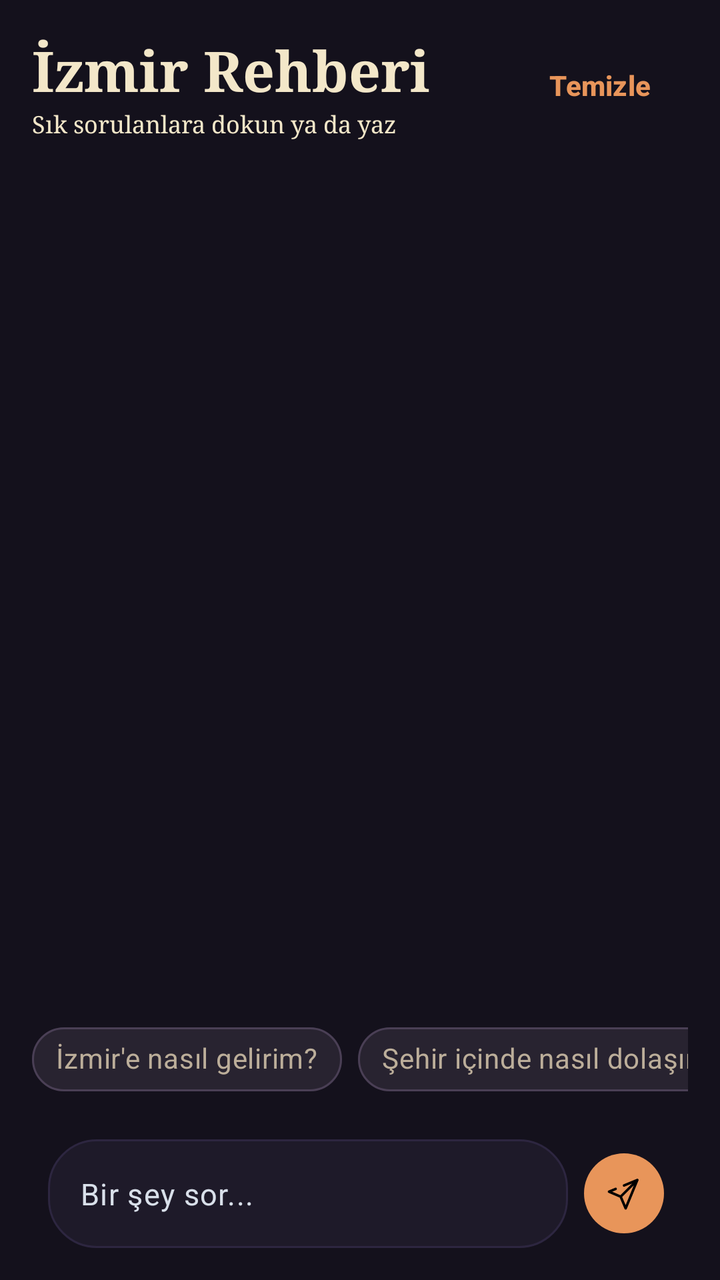
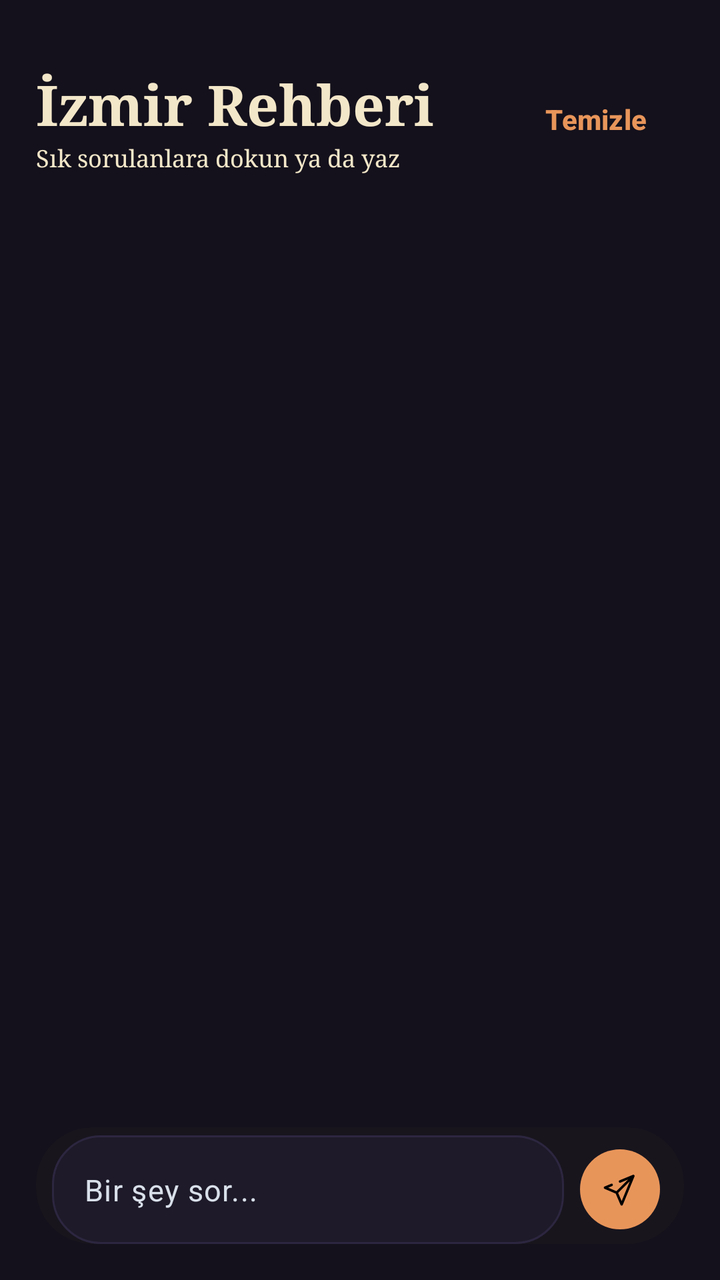

Two renders of the same Android screen: before a commit and after it. Below are the layout's source before the change and the commit's diff.
<!-- AndroidManifest.xml: application theme Theme.Arch_Izmir -->
<!-- res/layout/fragment_guide.xml -->
<?xml version="1.0" encoding="utf-8"?>
<LinearLayout xmlns:android="http://schemas.android.com/apk/res/android"
    xmlns:app="http://schemas.android.com/apk/res-auto"
    android:layout_width="match_parent"
    android:layout_height="match_parent"
    android:background="#14111C"
    android:orientation="vertical"
    android:padding="16dp">

    
    <LinearLayout
        android:layout_width="match_parent"
        android:layout_height="wrap_content"
        android:gravity="center_vertical"
        android:orientation="horizontal">

        <LinearLayout
            android:layout_width="0dp"
            android:layout_height="wrap_content"
            android:layout_weight="1"
            android:orientation="vertical">

            <TextView
                android:layout_width="wrap_content"
                android:layout_height="wrap_content"
                android:fontFamily="serif"
                android:text="@string/izmir_guide"
                android:textColor="#F3E7C9"
                android:textSize="28sp"
                android:textStyle="bold" />

            <TextView
                android:layout_width="wrap_content"
                android:layout_height="wrap_content"
                android:fontFamily="serif"
                android:text="@string/izmir_guide_subtitle"
                android:textColor="#F3E7C9"
                android:textSize="12sp" />
        </LinearLayout>

        <com.google.android.material.button.MaterialButton
            android:id="@+id/tvClear"
            style="@style/Widget.Material3.Button.TextButton"
            android:layout_width="wrap_content"
            android:layout_height="wrap_content"
            android:text="@string/clear"
            android:textColor="@color/gun_batimi_turuncu"
            android:textSize="14sp"
            android:textStyle="bold" />
    </LinearLayout>

    
    <androidx.recyclerview.widget.RecyclerView
        android:id="@+id/rvMessages"
        android:layout_width="match_parent"
        android:layout_height="0dp"
        android:layout_marginTop="12dp"
        android:layout_weight="1"
        android:clipToPadding="false"/>

    
    <HorizontalScrollView
        android:layout_width="match_parent"
        android:layout_height="wrap_content"
        android:layout_marginTop="8dp"
        android:scrollbars="none">

        <LinearLayout
            android:id="@+id/chipContainer"
            android:layout_width="wrap_content"
            android:layout_height="wrap_content"
            android:orientation="horizontal">

            <com.google.android.material.chip.Chip
                android:id="@+id/chipArrive"
                style="@style/CustomChipStyle"
                android:text="@string/how_do_get_izmir" />

            <com.google.android.material.chip.Chip
                android:id="@+id/chipTransport"
                style="@style/CustomChipStyle"
                android:text="@string/how_do_get_around" />

            <com.google.android.material.chip.Chip
                android:id="@+id/chipVisit"
                style="@style/CustomChipStyle"
                android:text="@string/places_to_visit" />

            <com.google.android.material.chip.Chip
                android:id="@+id/chipFood"
                style="@style/CustomChipStyle"
                android:text="@string/what_to_eat" />

            <com.google.android.material.chip.Chip
                android:id="@+id/chipKemeralti"
                style="@style/CustomChipStyle"
                android:text="@string/kemeraltı" />

            <com.google.android.material.chip.Chip
                android:id="@+id/chipKordon"
                style="@style/CustomChipStyle"
                android:text="@string/kordon" />
        </LinearLayout>
    </HorizontalScrollView>

    
    <com.google.android.material.card.MaterialCardView
        android:layout_width="match_parent"
        android:layout_height="wrap_content"
        android:layout_marginTop="12dp"
        app:cardBackgroundColor="@drawable/bg_bottom_nav"
        app:cardCornerRadius="28dp"
        app:cardElevation="0dp"
        app:strokeWidth="0dp">

        <LinearLayout
            android:layout_width="match_parent"
            android:layout_height="wrap_content"
            android:gravity="center_vertical"
            android:orientation="horizontal"
            android:paddingHorizontal="8dp"
            android:layout_marginTop="4dp">

            <com.google.android.material.textfield.TextInputLayout
                android:layout_width="0dp"
                android:layout_height="wrap_content"
                android:layout_weight="1"
                app:boxBackgroundMode="none"
                app:hintEnabled="false">

                <com.google.android.material.textfield.TextInputEditText
                    android:id="@+id/etMessage"
                    android:layout_width="match_parent"
                    android:layout_height="wrap_content"
                    android:background="@drawable/bg_message_input"
                    android:hint="@string/ask_something"
                    android:inputType="text|textCapSentences"
                    android:maxLines="5"
                    android:imeOptions="actionNext"
                    android:textColor="@color/antik"
                    android:textColorHint="@color/korfez_grisi"
                    android:textSize="15sp"
                    />
            </com.google.android.material.textfield.TextInputLayout>

            <com.google.android.material.button.MaterialButton
                android:id="@+id/btnSend"
                style="@style/Widget.Material3.Button.IconButton"
                android:layout_width="48dp"
                android:layout_height="48dp"
                android:layout_marginStart="4dp"
                app:backgroundTint="@color/gun_batimi_turuncu"
                app:icon="@drawable/ic_send"
                app:iconTint="@color/black"
                android:contentDescription="@string/ask_btn" />
        </LinearLayout>
    </com.google.android.material.card.MaterialCardView>

</LinearLayout>
<!-- resources referenced by this layout -->
<resources>
  <color name="antik">#B8AEA1</color>
  <color name="black">#FF000000</color>
  <color name="gun_batimi_turuncu">#E8955A</color>
  <color name="korfez_grisi">#D9E0EA</color>
  <!-- drawable bg_bottom_nav (drawable) -->
  <?xml version="1.0" encoding="utf-8"?>
  <shape xmlns:android="http://schemas.android.com/apk/res/android"
      android:shape="rectangle">
      <solid android:color="@color/chip_bg_normal" />
  
      <corners
          android:topLeftRadius="25dp"
          android:topRightRadius="25dp" />
  </shape>
  <!-- drawable bg_message_input (drawable) -->
  <?xml version="1.0" encoding="utf-8"?>
  <shape xmlns:android="http://schemas.android.com/apk/res/android"
      android:shape="rectangle">
  
      <corners android:radius="24dp" />
  
      <solid android:color="#1E1A29" />
  
      <stroke
          android:width="1dp"
          android:color="#2D2640" />
  
  </shape>
  <!-- drawable ic_send (drawable) -->
  <vector xmlns:android="http://schemas.android.com/apk/res/android" android:height="24dp" android:viewportHeight="24" android:viewportWidth="24" android:width="24dp">
        
      <path android:fillColor="#00000000" android:pathData="M20,4L13,21L10,14M20,4L12,7.294M20,4L10,14M10,14L3,11L7,9.353" android:strokeColor="#000000" android:strokeLineCap="round" android:strokeLineJoin="round" android:strokeWidth="1.5"/>
      
  </vector>
  <string name="ask_btn">Gönder butonu</string>
  <string name="ask_something">Bir şey sor...</string>
  <string name="clear">Temizle</string>
  <string name="how_do_get_around">Şehir içinde nasıl dolaşırım?</string>
  <string name="how_do_get_izmir">İzmir\'e nasıl gelirim?</string>
  <string name="izmir_guide">İzmir Rehberi</string>
  <string name="izmir_guide_subtitle">Sık sorulanlara dokun ya da yaz</string>
  <string name="kordon">Kordon</string>
  <string name="places_to_visit">Gezilecek yerler</string>
  <string name="what_to_eat">Nerede yemek yenir?</string>
  <style name="CustomChipStyle" parent="Widget.MaterialComponents.Chip.Choice">
          
          <item name="chipBackgroundColor">@color/chip_bg_normal</item>
          <item name="android:textColor">@color/chip_text_normal</item>
  
          
          <item name="chipStrokeColor">@color/chip_stroke_color</item>
          <item name="chipStrokeWidth">1dp</item>
          <item name="rippleColor">@color/chip_bg_selected</item>
  
          
          <item name="android:layout_width">wrap_content</item>
          <item name="android:layout_height">wrap_content</item>
          <item name="android:layout_marginEnd">8dp</item>
      </style>
  <style name="Theme.Arch_Izmir" parent="Base.Theme.Arch_Izmir" />
  <color name="chip_bg_normal">#282330</color>
  <color name="chip_text_normal">#BCAE9A</color>
  <color name="chip_stroke_color">#4A3F55</color>
  <color name="chip_bg_selected">#D2AC67</color>
  <style name="Base.Theme.Arch_Izmir" parent="Theme.Material3.DayNight.NoActionBar">
          
          
      </style>
</resources>

<!-- the commit's change to res/layout/fragment_guide.xml (unified diff, before → after) -->
@@ -5,14 +5,15 @@
     android:layout_height="match_parent"
     android:background="#14111C"
     android:orientation="vertical"
-    android:padding="16dp">
+    android:padding="18dp">
 
     
     <LinearLayout
         android:layout_width="match_parent"
         android:layout_height="wrap_content"
         android:gravity="center_vertical"
-        android:orientation="horizontal">
+        android:orientation="horizontal"
+        android:layout_marginTop="15dp">
 
         <LinearLayout
             android:layout_width="0dp"
@@ -69,38 +70,7 @@
             android:id="@+id/chipContainer"
             android:layout_width="wrap_content"
             android:layout_height="wrap_content"
-            android:orientation="horizontal">
-
-            <com.google.android.material.chip.Chip
-                android:id="@+id/chipArrive"
-                style="@style/CustomChipStyle"
-                android:text="@string/how_do_get_izmir" />
-
-            <com.google.android.material.chip.Chip
-                android:id="@+id/chipTransport"
-                style="@style/CustomChipStyle"
-                android:text="@string/how_do_get_around" />
-
-            <com.google.android.material.chip.Chip
-                android:id="@+id/chipVisit"
-                style="@style/CustomChipStyle"
-                android:text="@string/places_to_visit" />
-
-            <com.google.android.material.chip.Chip
-                android:id="@+id/chipFood"
-                style="@style/CustomChipStyle"
-                android:text="@string/what_to_eat" />
-
-            <com.google.android.material.chip.Chip
-                android:id="@+id/chipKemeralti"
-                style="@style/CustomChipStyle"
-                android:text="@string/kemeraltı" />
-
-            <com.google.android.material.chip.Chip
-                android:id="@+id/chipKordon"
-                style="@style/CustomChipStyle"
-                android:text="@string/kordon" />
-        </LinearLayout>
+            android:orientation="horizontal" />
     </HorizontalScrollView>
 
     
@@ -108,7 +78,7 @@
         android:layout_width="match_parent"
         android:layout_height="wrap_content"
         android:layout_marginTop="12dp"
-        app:cardBackgroundColor="@drawable/bg_bottom_nav"
+        app:cardBackgroundColor="@color/home_bg"
         app:cardCornerRadius="28dp"
         app:cardElevation="0dp"
         app:strokeWidth="0dp">
<!-- resource entries referenced after the edit -->
@@ -3,17 +3,8 @@
   <color name="antik">#B8AEA1</color>
   <color name="black">#FF000000</color>
   <color name="gun_batimi_turuncu">#E8955A</color>
+  <color name="home_bg">#18151D</color>
   <color name="korfez_grisi">#D9E0EA</color>
-  <!-- drawable bg_bottom_nav (drawable) -->
-  <?xml version="1.0" encoding="utf-8"?>
-  <shape xmlns:android="http://schemas.android.com/apk/res/android"
-      android:shape="rectangle">
-      <solid android:color="@color/chip_bg_normal" />
-  
-      <corners
-          android:topLeftRadius="25dp"
-          android:topRightRadius="25dp" />
-  </shape>
   <!-- drawable bg_message_input (drawable) -->
   <?xml version="1.0" encoding="utf-8"?>
   <shape xmlns:android="http://schemas.android.com/apk/res/android"
@@ -37,33 +28,9 @@
   <string name="ask_btn">Gönder butonu</string>
   <string name="ask_something">Bir şey sor...</string>
   <string name="clear">Temizle</string>
-  <string name="how_do_get_around">Şehir içinde nasıl dolaşırım?</string>
-  <string name="how_do_get_izmir">İzmir\'e nasıl gelirim?</string>
   <string name="izmir_guide">İzmir Rehberi</string>
   <string name="izmir_guide_subtitle">Sık sorulanlara dokun ya da yaz</string>
-  <string name="kordon">Kordon</string>
-  <string name="places_to_visit">Gezilecek yerler</string>
-  <string name="what_to_eat">Nerede yemek yenir?</string>
-  <style name="CustomChipStyle" parent="Widget.MaterialComponents.Chip.Choice">
-          
-          <item name="chipBackgroundColor">@color/chip_bg_normal</item>
-          <item name="android:textColor">@color/chip_text_normal</item>
-  
-          
-          <item name="chipStrokeColor">@color/chip_stroke_color</item>
-          <item name="chipStrokeWidth">1dp</item>
-          <item name="rippleColor">@color/chip_bg_selected</item>
-  
-          
-          <item name="android:layout_width">wrap_content</item>
-          <item name="android:layout_height">wrap_content</item>
-          <item name="android:layout_marginEnd">8dp</item>
-      </style>
   <style name="Theme.Arch_Izmir" parent="Base.Theme.Arch_Izmir" />
-  <color name="chip_bg_normal">#282330</color>
-  <color name="chip_text_normal">#BCAE9A</color>
-  <color name="chip_stroke_color">#4A3F55</color>
-  <color name="chip_bg_selected">#D2AC67</color>
   <style name="Base.Theme.Arch_Izmir" parent="Theme.Material3.DayNight.NoActionBar">
           
           
